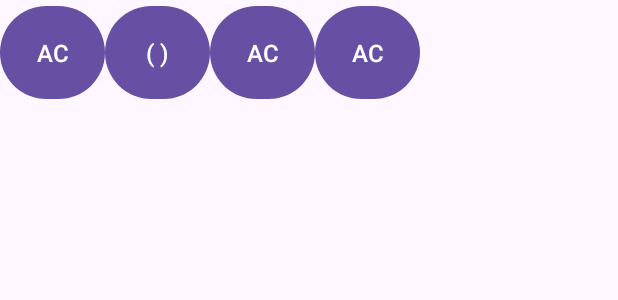
After one commit to ezequielIB/CalculadoraMagica, an Android app: the layout buttons_ui.xml on its own in the app's theme, with its tools: preview values and no code run, on a phone screen of 412 x 824 dp. The commit adds this screen. Shown: the top 300 px of the screen. Run offline under Robolectric (Android 15) with nearby library versions, the phone set to English and light mode, and no system bars.

Commit message:
cambios en layout, botones

```diff
--- a/app/build.gradle.kts
+++ b/app/build.gradle.kts
@@ -41,6 +41,8 @@ dependencies {
     implementation("androidx.appcompat:appcompat:1.6.1")
     implementation("com.google.android.material:material:1.10.0")
     implementation("androidx.constraintlayout:constraintlayout:2.1.4")
+    implementation("com.google.ar.sceneform:filament-android:1.17.1")
+    implementation("androidx.gridlayout:gridlayout:1.0.0")
     testImplementation("junit:junit:4.13.2")
     androidTestImplementation("androidx.test.ext:junit:1.1.5")
     androidTestImplementation("androidx.test.espresso:espresso-core:3.5.1")
--- /dev/null
+++ b/app/src/main/res/layout/buttons_ui.xml
@@ -0,0 +1,51 @@
+<?xml version="1.0" encoding="utf-8"?>
+<LinearLayout xmlns:android="http://schemas.android.com/apk/res/android"
+    xmlns:app="http://schemas.android.com/apk/res-auto"
+    android:layout_width="wrap_content"
+    android:layout_height="wrap_content"
+    android:orientation="vertical"
+    app:circularflow_radiusInDP="5dp">
+
+    <androidx.gridlayout.widget.GridLayout
+        android:layout_width="match_parent"
+        android:layout_height="wrap_content"
+        app:columnCount="4"
+        app:rowCount="5" >
+
+        <Button
+
+            android:id="@+id/button9"
+            android:layout_width="70dp"
+            android:layout_height="70dp"
+            android:text="AC"
+            android:textSize="16sp"
+            app:cornerRadius="40dp" />
+
+        <Button
+
+            android:id="@+id/button10"
+            android:layout_width="70dp"
+            android:layout_height="70dp"
+            android:text="( )"
+            android:textSize="16sp"
+            app:cornerRadius="40dp" />
+
+        <Button
+
+            android:id="@+id/button11"
+            android:layout_width="70dp"
+            android:layout_height="70dp"
+            android:text="AC"
+            android:textSize="16sp"
+            app:cornerRadius="40dp" />
+
+        <Button
+
+            android:id="@+id/button12"
+            android:layout_width="70dp"
+            android:layout_height="70dp"
+            android:text="AC"
+            android:textSize="16sp"
+            app:cornerRadius="40dp" />
+    </androidx.gridlayout.widget.GridLayout>
+</LinearLayout>
--- a/app/src/main/res/values/strings.xml
+++ b/app/src/main/res/values/strings.xml
@@ -1,3 +1,5 @@
 <resources>
     <string name="app_name">CalculadoraMagica</string>
+
+
 </resources>
--- a/app/src/main/res/values/themes.xml
+++ b/app/src/main/res/values/themes.xml
@@ -5,5 +5,7 @@
         <!-- <item name="colorPrimary">@color/my_light_primary</item> -->
     </style>
 
+
+
     <style name="Theme.CalculadoraMagica" parent="Base.Theme.CalculadoraMagica" />
 </resources>
```
Also changed, not shown: app/src/main/res/layout/activity_main.xml (+1 -12 lines), app/src/main/res/values/styles.xml (added, +12 -0 lines).
